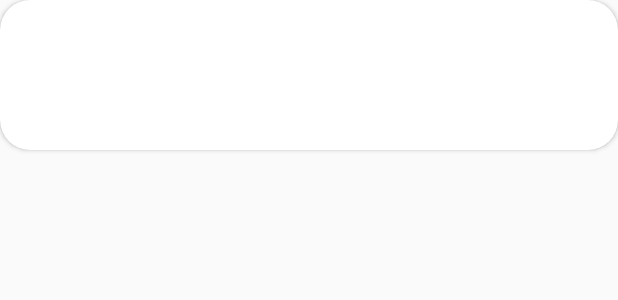
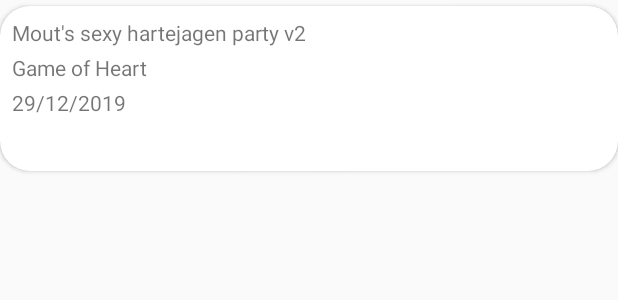
Before and after one commit to MoutPessemier/GameHub-Android, an Android app: the layout party_overview_list_item.xml on its own in the app's theme, with its tools: preview values and no code run, on a phone screen of 412 x 824 dp. Shown: the top 300 px of the screen. Run offline under Robolectric (Android 15) with nearby library versions, the phone set to English and light mode, and no system bars.

Commit message:
V1.1.20 - joined parties overview [FEAT] - party overview list item improvements
[FIX]
- fixed recycler view to display parties

```diff
--- a/app/build.gradle
+++ b/app/build.gradle
@@ -54,6 +54,7 @@ dependencies {
     // LifeCycle & Room
     implementation "androidx.room:room-runtime:$version_room"
     kapt "androidx.room:room-compiler:$version_room"
+    implementation "androidx.room:room-ktx:$version_room"
     implementation "androidx.lifecycle:lifecycle-extensions:$version_lifecycle_extensions"
 
     // Navigation
--- a/app/src/main/res/layout/party_overview_fragment.xml
+++ b/app/src/main/res/layout/party_overview_fragment.xml
@@ -29,6 +29,7 @@
             android:id="@+id/list_overview"
             android:layout_width="match_parent"
             android:layout_height="match_parent"
+            app:layoutManager="androidx.recyclerview.widget.LinearLayoutManager"
             app:layout_constraintBottom_toBottomOf="parent"
             app:layout_constraintEnd_toEndOf="parent"
             app:layout_constraintStart_toStartOf="parent"
--- a/app/src/main/res/layout/party_overview_list_item.xml
+++ b/app/src/main/res/layout/party_overview_list_item.xml
@@ -5,13 +5,18 @@
 
     <data>
 
+        <variable
+            name="party"
+            type="digitized.gamehub.domain.GameParty" />
+
     </data>
 
     <com.google.android.material.card.MaterialCardView
         android:layout_width="match_parent"
-        android:layout_height="100dp"
-        app:cardCornerRadius="@dimen/card_border_radius"
-        android:layout_marginBottom="@dimen/card_margin_top">
+        android:layout_height="110dp"
+        android:layout_marginTop="4dp"
+        android:layout_marginBottom="4dp"
+        app:cardCornerRadius="@dimen/card_border_radius">
 
         <androidx.constraintlayout.widget.ConstraintLayout
             android:layout_width="match_parent"
@@ -21,39 +26,42 @@
                 android:id="@+id/txt_party_name"
                 android:layout_width="wrap_content"
                 android:layout_height="wrap_content"
-                android:layout_marginTop="24dp"
-                app:layout_constraintEnd_toStartOf="@+id/txt_game_name"
-                app:layout_constraintHorizontal_bias="0.5"
+                android:layout_marginLeft="8dp"
+                android:layout_marginTop="8dp"
                 app:layout_constraintStart_toStartOf="parent"
-                app:layout_constraintTop_toTopOf="parent" />
+                app:layout_constraintTop_toTopOf="parent"
+                tools:text="Mout's sexy hartejagen party v2" />
 
             <TextView
                 android:id="@+id/txt_game_name"
                 android:layout_width="wrap_content"
                 android:layout_height="wrap_content"
-                android:layout_marginTop="24dp"
-                app:layout_constraintEnd_toStartOf="@+id/txt_party_when"
-                app:layout_constraintHorizontal_bias="0.5"
-                app:layout_constraintStart_toEndOf="@+id/txt_party_name"
-                app:layout_constraintTop_toTopOf="parent" />
+                android:layout_marginLeft="8dp"
+                android:layout_marginTop="4dp"
+                app:layout_constraintStart_toStartOf="parent"
+                app:layout_constraintTop_toBottomOf="@+id/txt_party_name"
+                tools:text="Game of Heart" />
 
             <TextView
                 android:id="@+id/txt_party_when"
                 android:layout_width="wrap_content"
                 android:layout_height="wrap_content"
-                android:layout_marginTop="24dp"
-                app:layout_constraintEnd_toEndOf="parent"
-                app:layout_constraintStart_toEndOf="@+id/txt_game_name"
-                app:layout_constraintTop_toTopOf="parent" />
+                android:layout_marginLeft="8dp"
+                android:layout_marginTop="4dp"
+                app:layout_constraintStart_toStartOf="parent"
+                app:layout_constraintTop_toBottomOf="@+id/txt_game_name"
+                tools:text="29/12/2019" />
 
             <TextView
                 android:id="@+id/txt_party_where"
                 android:layout_width="wrap_content"
                 android:layout_height="wrap_content"
-                android:layout_marginBottom="24dp"
+                android:layout_marginLeft="8dp"
+                android:layout_marginTop="4dp"
+                android:layout_marginBottom="8dp"
                 app:layout_constraintBottom_toBottomOf="parent"
-                app:layout_constraintEnd_toEndOf="parent"
-                app:layout_constraintStart_toStartOf="parent" />
+                app:layout_constraintStart_toStartOf="parent"
+                app:layout_constraintTop_toBottomOf="@+id/txt_party_when" />
 
         </androidx.constraintlayout.widget.ConstraintLayout>
     </com.google.android.material.card.MaterialCardView>
--- a/build.gradle
+++ b/build.gradle
@@ -7,7 +7,7 @@ buildscript {
         version_constraint_layout = "1.1.3"
         version_material = "1.0.0"
         version_timber = "4.7.1"
-        version_room = "2.2.1"
+        version_room = "2.2.2"
         version_lifecycle_extensions = "2.1.0"
         version_navigation = '1.0.0'
         version_retrofit = "2.6.2"
```
Also changed, not shown: app/src/main/java/digitized/gamehub/partyOverview/PartyOverviewAdapter.kt (+13 -11 lines), app/src/main/java/digitized/gamehub/partyOverview/PartyOverviewFragment.kt (+13 -3 lines).
